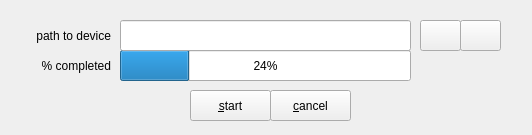
Above: zuluCrypt-gui/erasedevice.ui from mhogomchungu/zuluCrypt before the change. Below: the same form after it.
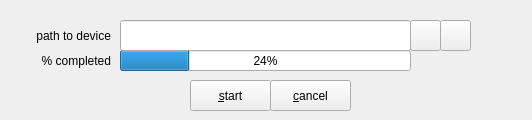
That is the form after the change.

The edit to the form file:
```diff
--- a/zuluCrypt-gui/erasedevice.ui
+++ b/zuluCrypt-gui/erasedevice.ui
@@ -7,7 +7,7 @@
     <x>0</x>
     <y>0</y>
     <width>532</width>
-    <height>135</height>
+    <height>120</height>
    </rect>
   </property>
   <property name="windowTitle">
@@ -32,9 +32,9 @@
   <widget class="QPushButton" name="pushButtonFile">
    <property name="geometry">
     <rect>
-     <x>420</x>
+     <x>410</x>
      <y>20</y>
-     <width>41</width>
+     <width>31</width>
      <height>31</height>
     </rect>
    </property>
@@ -45,9 +45,9 @@
   <widget class="QPushButton" name="pushButtonPartition">
    <property name="geometry">
     <rect>
-     <x>460</x>
+     <x>440</x>
      <y>20</y>
-     <width>41</width>
+     <width>31</width>
      <height>31</height>
     </rect>
    </property>
@@ -59,9 +59,9 @@
    <property name="geometry">
     <rect>
      <x>10</x>
-     <y>50</y>
+     <y>40</y>
      <width>101</width>
-     <height>31</height>
+     <height>41</height>
     </rect>
    </property>
    <property name="text">
@@ -77,7 +77,7 @@
      <x>120</x>
      <y>50</y>
      <width>291</width>
-     <height>31</height>
+     <height>21</height>
     </rect>
    </property>
    <property name="value">
@@ -88,7 +88,7 @@
    <property name="geometry">
     <rect>
      <x>190</x>
-     <y>90</y>
+     <y>80</y>
      <width>81</width>
      <height>31</height>
     </rect>
@@ -101,7 +101,7 @@
    <property name="geometry">
     <rect>
      <x>270</x>
-     <y>90</y>
+     <y>80</y>
      <width>81</width>
      <height>31</height>
     </rect>
```
